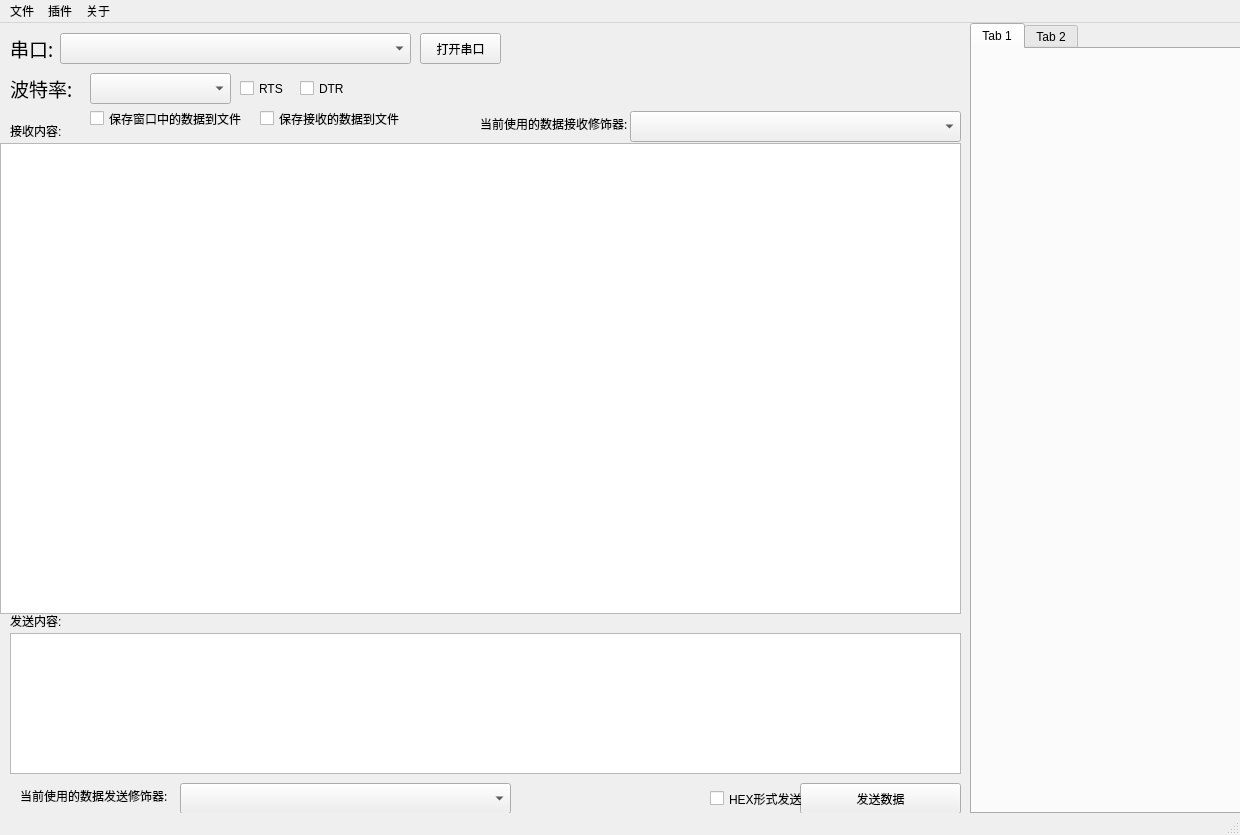
The window that main_window.ui (chensuyang/SerialPortTool) describes before a commit, drawn with Qt 5.
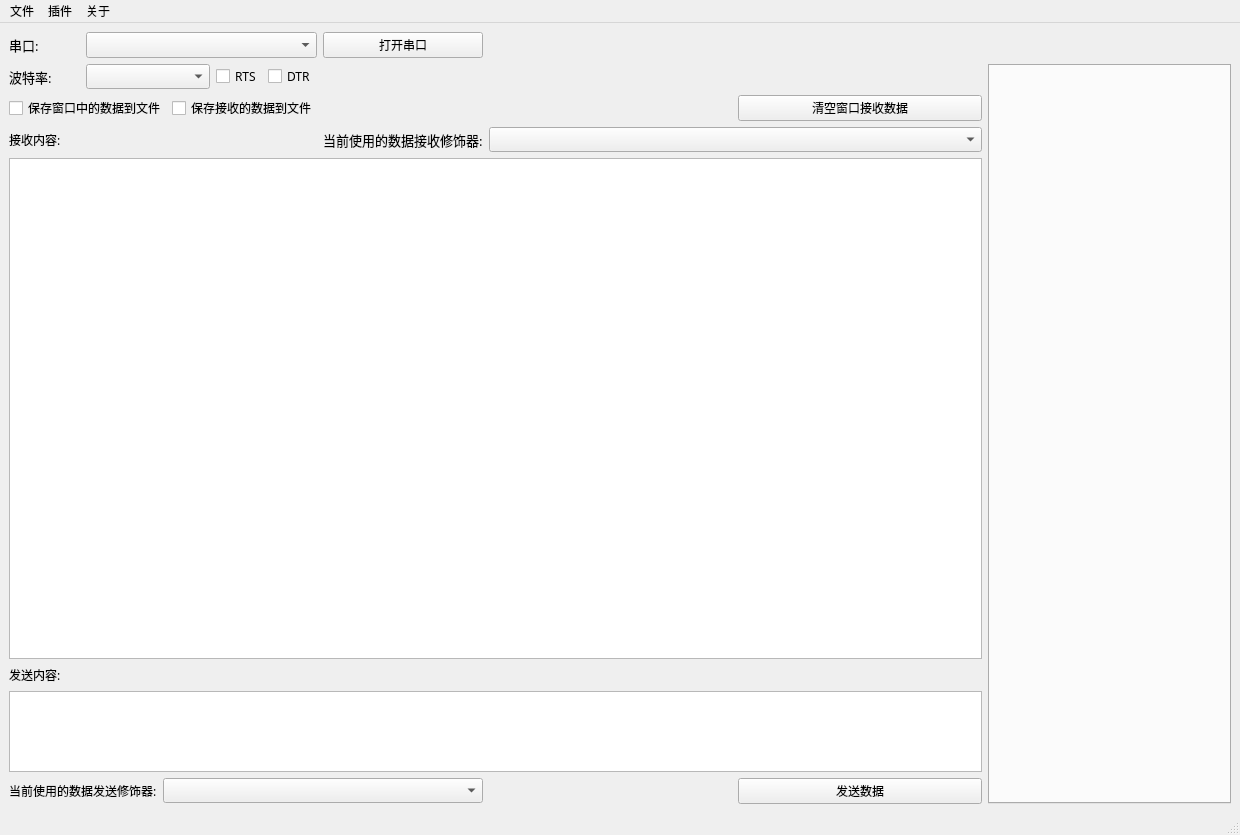
The same window after the commit.

Commit message: 添加清除接收窗口内容按钮,增加RX修饰器选择记忆,UI界面微调,将串口读取另做一个线程.

What changed in the file:
```diff
--- a/main_window.ui
+++ b/main_window.ui
@@ -12,224 +12,84 @@
   </property>
   <property name="minimumSize">
    <size>
-    <width>1240</width>
-    <height>835</height>
+    <width>900</width>
+    <height>600</height>
    </size>
   </property>
   <property name="maximumSize">
    <size>
-    <width>1240</width>
-    <height>835</height>
+    <width>40960</width>
+    <height>20480</height>
    </size>
   </property>
   <property name="windowTitle">
    <string>串口工具</string>
   </property>
   <widget class="QWidget" name="centralwidget">
-   <widget class="QLabel" name="label">
-    <property name="geometry">
-     <rect>
-      <x>10</x>
-      <y>10</y>
-      <width>51</width>
-      <height>31</height>
-     </rect>
-    </property>
-    <property name="font">
-     <font>
-      <family>AcadEref</family>
-      <pointsize>14</pointsize>
-     </font>
-    </property>
-    <property name="text">
-     <string>串口:</string>
-    </property>
-   </widget>
-   <widget class="QComboBox" name="UartNumber_comboBox">
-    <property name="geometry">
-     <rect>
-      <x>60</x>
-      <y>10</y>
-      <width>351</width>
-      <height>31</height>
-     </rect>
-    </property>
-   </widget>
-   <widget class="QPushButton" name="OpenUartpushButton">
-    <property name="geometry">
-     <rect>
-      <x>420</x>
-      <y>10</y>
-      <width>81</width>
-      <height>31</height>
-     </rect>
-    </property>
-    <property name="text">
-     <string>打开串口</string>
-    </property>
-   </widget>
+   <layout class="QGridLayout" name="gridLayout">
+    <item row="1" column="0">
    <widget class="QLabel" name="label_2">
-    <property name="geometry">
-     <rect>
-      <x>10</x>
-      <y>50</y>
-      <width>71</width>
-      <height>31</height>
-     </rect>
-    </property>
     <property name="font">
      <font>
-      <family>AcadEref</family>
-      <pointsize>14</pointsize>
+        <family>微软雅黑</family>
+        <pointsize>10</pointsize>
      </font>
     </property>
     <property name="text">
      <string>波特率:</string>
     </property>
    </widget>
-   <widget class="QComboBox" name="BaudRate_comboBox">
-    <property name="geometry">
-     <rect>
-      <x>90</x>
-      <y>50</y>
-      <width>141</width>
-      <height>31</height>
-     </rect>
-    </property>
-   </widget>
-   <widget class="QLabel" name="label_3">
-    <property name="geometry">
-     <rect>
-      <x>10</x>
-      <y>100</y>
-      <width>71</width>
-      <height>16</height>
-     </rect>
-    </property>
-    <property name="text">
-     <string>接收内容:</string>
-    </property>
-   </widget>
-   <widget class="QCheckBox" name="RTS_CheckBox">
-    <property name="geometry">
-     <rect>
-      <x>240</x>
-      <y>50</y>
-      <width>51</width>
-      <height>31</height>
-     </rect>
-    </property>
-    <property name="text">
-     <string>RTS</string>
-    </property>
-   </widget>
+    </item>
+    <item row="9" column="2" colspan="5">
+     <widget class="QComboBox" name="UartTxPlugin_comboBox">
+      <property name="font">
+       <font>
+        <family>微软雅黑</family>
+       </font>
+      </property>
+     </widget>
+    </item>
+    <item row="1" column="5">
    <widget class="QCheckBox" name="DTR_CheckBox">
-    <property name="geometry">
-     <rect>
-      <x>300</x>
-      <y>50</y>
-      <width>51</width>
-      <height>31</height>
-     </rect>
+      <property name="font">
+       <font>
+        <family>微软雅黑</family>
+       </font>
     </property>
     <property name="text">
      <string>DTR</string>
     </property>
    </widget>
-   <widget class="QTextEdit" name="SendDatatextEdit">
-    <property name="geometry">
-     <rect>
-      <x>10</x>
-      <y>610</y>
-      <width>951</width>
-      <height>141</height>
-     </rect>
-    </property>
-   </widget>
-   <widget class="QLabel" name="label_4">
-    <property name="geometry">
-     <rect>
-      <x>10</x>
-      <y>590</y>
-      <width>71</width>
-      <height>16</height>
-     </rect>
-    </property>
+    </item>
+    <item row="2" column="3" colspan="3">
+     <widget class="QCheckBox" name="Save_Rev_Data_CheckBox">
+      <property name="font">
+       <font>
+        <family>微软雅黑</family>
+       </font>
+      </property>
     <property name="text">
-     <string>发送内容:</string>
-    </property>
-   </widget>
-   <widget class="QPushButton" name="SendDatapushButton">
-    <property name="geometry">
-     <rect>
-      <x>800</x>
-      <y>760</y>
-      <width>161</width>
-      <height>31</height>
-     </rect>
+       <string>保存接收的数据到文件</string>
+      </property>
+     </widget>
+    </item>
+    <item row="3" column="0" colspan="2">
+     <widget class="QLabel" name="label_3">
+      <property name="font">
+       <font>
+        <family>微软雅黑</family>
+       </font>
     </property>
     <property name="text">
-     <string>发送数据</string>
-    </property>
-   </widget>
-   <widget class="QTabWidget" name="tabWidget">
-    <property name="geometry">
-     <rect>
-      <x>970</x>
-      <y>0</y>
-      <width>271</width>
-      <height>791</height>
-     </rect>
-    </property>
-    <property name="currentIndex">
-     <number>0</number>
-    </property>
-    <widget class="QWidget" name="tab">
-     <attribute name="title">
-      <string>Tab 1</string>
-     </attribute>
-    </widget>
-    <widget class="QWidget" name="tab_2">
-     <attribute name="title">
-      <string>Tab 2</string>
-     </attribute>
-    </widget>
-   </widget>
-   <widget class="QCheckBox" name="checkBox">
-    <property name="geometry">
-     <rect>
-      <x>710</x>
-      <y>760</y>
-      <width>101</width>
-      <height>31</height>
-     </rect>
-    </property>
-    <property name="text">
-     <string>HEX形式发送</string>
-    </property>
-   </widget>
-   <widget class="QComboBox" name="UartTxPlugin_comboBox">
-    <property name="geometry">
-     <rect>
-      <x>180</x>
-      <y>760</y>
-      <width>331</width>
-      <height>31</height>
-     </rect>
-    </property>
-   </widget>
+       <string>接收内容:</string>
+      </property>
+     </widget>
+    </item>
+    <item row="9" column="0" colspan="2">
    <widget class="QLabel" name="label_5">
-    <property name="geometry">
-     <rect>
-      <x>20</x>
-      <y>752</y>
-      <width>161</width>
-      <height>41</height>
-     </rect>
-    </property>
     <property name="font">
      <font>
-      <family>AcadEref</family>
+        <family>微软雅黑</family>
       <pointsize>9</pointsize>
      </font>
     </property>
@@ -237,71 +97,223 @@
      <string>当前使用的数据发送修饰器:</string>
     </property>
    </widget>
-   <widget class="QComboBox" name="UartRxPlugin_comboBox">
-    <property name="geometry">
-     <rect>
-      <x>630</x>
-      <y>88</y>
-      <width>331</width>
-      <height>31</height>
-     </rect>
-    </property>
-   </widget>
+    </item>
+    <item row="1" column="1" colspan="3">
+     <widget class="QComboBox" name="BaudRate_comboBox">
+      <property name="font">
+       <font>
+        <family>微软雅黑</family>
+       </font>
+      </property>
+     </widget>
+    </item>
+    <item row="9" column="8">
+     <widget class="QPushButton" name="SendDatapushButton">
+      <property name="font">
+       <font>
+        <family>微软雅黑</family>
+       </font>
+      </property>
+      <property name="text">
+       <string>发送数据</string>
+      </property>
+     </widget>
+    </item>
+    <item row="1" column="4">
+     <widget class="QCheckBox" name="RTS_CheckBox">
+      <property name="font">
+       <font>
+        <family>微软雅黑</family>
+       </font>
+      </property>
+      <property name="text">
+       <string>RTS</string>
+      </property>
+     </widget>
+    </item>
+    <item row="3" column="6">
    <widget class="QLabel" name="label_6">
-    <property name="geometry">
-     <rect>
-      <x>480</x>
-      <y>80</y>
-      <width>151</width>
-      <height>41</height>
-     </rect>
-    </property>
     <property name="font">
      <font>
-      <family>AcadEref</family>
-      <pointsize>9</pointsize>
+        <family>微软雅黑</family>
+        <pointsize>10</pointsize>
      </font>
     </property>
     <property name="text">
      <string>当前使用的数据接收修饰器:</string>
     </property>
    </widget>
-   <widget class="QCheckBox" name="Save_Rev_Data_CheckBox">
-    <property name="geometry">
-     <rect>
-      <x>260</x>
-      <y>80</y>
-      <width>151</width>
-      <height>31</height>
-     </rect>
-    </property>
+    </item>
+    <item row="3" column="7" colspan="2">
+     <widget class="QComboBox" name="UartRxPlugin_comboBox">
+      <property name="font">
+       <font>
+        <family>微软雅黑</family>
+       </font>
+      </property>
+     </widget>
+    </item>
+    <item row="0" column="0">
+     <widget class="QLabel" name="label">
+      <property name="font">
+       <font>
+        <family>微软雅黑</family>
+        <pointsize>10</pointsize>
+       </font>
+      </property>
     <property name="text">
-     <string>保存接收的数据到文件</string>
-    </property>
-   </widget>
+       <string>串口:</string>
+      </property>
+     </widget>
+    </item>
+    <item row="7" column="0">
+     <widget class="QLabel" name="label_4">
+      <property name="font">
+       <font>
+        <family>微软雅黑</family>
+       </font>
+      </property>
+      <property name="text">
+       <string>发送内容:</string>
+      </property>
+     </widget>
+    </item>
+    <item row="8" column="0" colspan="9">
+     <widget class="QTextEdit" name="SendDatatextEdit"/>
+    </item>
+    <item row="2" column="0" colspan="3">
    <widget class="QCheckBox" name="Save_Win_Data_CheckBox">
-    <property name="geometry">
-     <rect>
-      <x>90</x>
-      <y>80</y>
-      <width>161</width>
-      <height>31</height>
-     </rect>
+      <property name="font">
+       <font>
+        <family>微软雅黑</family>
+       </font>
     </property>
     <property name="text">
      <string>保存窗口中的数据到文件</string>
     </property>
    </widget>
+    </item>
+    <item row="0" column="6">
+     <widget class="QPushButton" name="OpenUartpushButton">
+      <property name="font">
+       <font>
+        <family>微软雅黑</family>
+       </font>
+      </property>
+      <property name="text">
+       <string>打开串口</string>
+      </property>
+     </widget>
+    </item>
+    <item row="4" column="7">
+     <spacer name="verticalSpacer">
+      <property name="orientation">
+       <enum>Qt::Vertical</enum>
+      </property>
+      <property name="sizeType">
+       <enum>QSizePolicy::Expanding</enum>
+      </property>
+      <property name="sizeHint" stdset="0">
+       <size>
+        <width>20</width>
+        <height>600</height>
+       </size>
+      </property>
+     </spacer>
+    </item>
+    <item row="9" column="7">
+     <spacer name="horizontalSpacer_3">
+      <property name="orientation">
+       <enum>Qt::Horizontal</enum>
+      </property>
+      <property name="sizeHint" stdset="0">
+       <size>
+        <width>40</width>
+        <height>20</height>
+       </size>
+      </property>
+     </spacer>
+    </item>
+    <item row="4" column="0" rowspan="3" colspan="9">
    <widget class="QTextBrowser" name="RevDataTextBrowser">
-    <property name="geometry">
-     <rect>
-      <x>0</x>
-      <y>120</y>
-      <width>961</width>
-      <height>471</height>
-     </rect>
-    </property>
-   </widget>
+      <property name="acceptDrops">
+       <bool>false</bool>
+      </property>
+      <property name="lineWidth">
+       <number>1</number>
+      </property>
+      <property name="lineWrapMode">
+       <enum>QTextEdit::NoWrap</enum>
+      </property>
+      <property name="openExternalLinks">
+       <bool>true</bool>
+      </property>
+     </widget>
+    </item>
+    <item row="2" column="8">
+     <widget class="QPushButton" name="ClearRevWinDataButton">
+      <property name="font">
+       <font>
+        <family>微软雅黑</family>
+       </font>
+      </property>
+      <property name="text">
+       <string>清空窗口接收数据</string>
+      </property>
+     </widget>
+    </item>
+    <item row="0" column="1" colspan="5">
+     <widget class="QComboBox" name="UartNumber_comboBox">
+      <property name="font">
+       <font>
+        <family>微软雅黑</family>
+        <pointsize>10</pointsize>
+       </font>
+      </property>
+     </widget>
+    </item>
+    <item row="1" column="10" rowspan="9">
+     <widget class="QTabWidget" name="tabWidget">
+      <property name="font">
+       <font>
+        <family>微软雅黑</family>
+       </font>
+      </property>
+      <property name="currentIndex">
+       <number>-1</number>
+      </property>
+     </widget>
+    </item>
+    <item row="0" column="10">
+     <spacer name="horizontalSpacer">
+      <property name="orientation">
+       <enum>Qt::Horizontal</enum>
+      </property>
+      <property name="sizeType">
+       <enum>QSizePolicy::Expanding</enum>
+      </property>
+      <property name="sizeHint" stdset="0">
+       <size>
+        <width>200</width>
+        <height>20</height>
+       </size>
+      </property>
+     </spacer>
+    </item>
+    <item row="7" column="8">
+     <spacer name="horizontalSpacer_2">
+      <property name="orientation">
+       <enum>Qt::Horizontal</enum>
+      </property>
+      <property name="sizeHint" stdset="0">
+       <size>
+        <width>40</width>
+        <height>20</height>
+       </size>
+      </property>
+     </spacer>
+    </item>
+   </layout>
   </widget>
   <widget class="QStatusBar" name="statusbar"/>
   <widget class="QMenuBar" name="menuBar">
```
Lines whose indentation alone changed are shown as unchanged. The commit also changes 12 other files.
